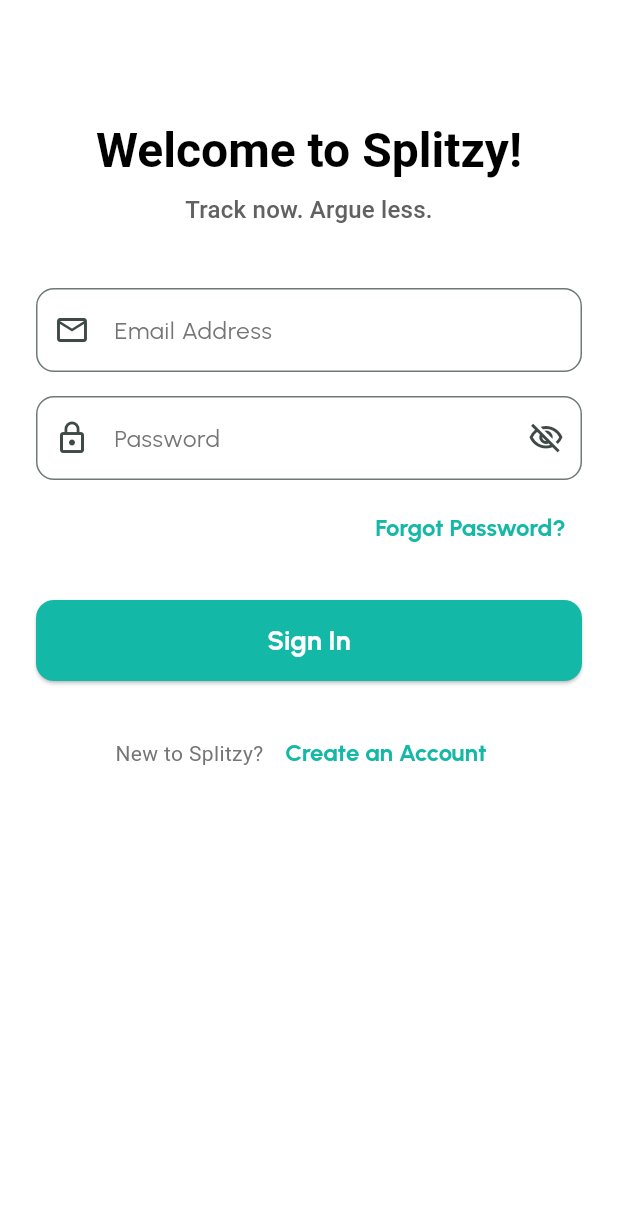
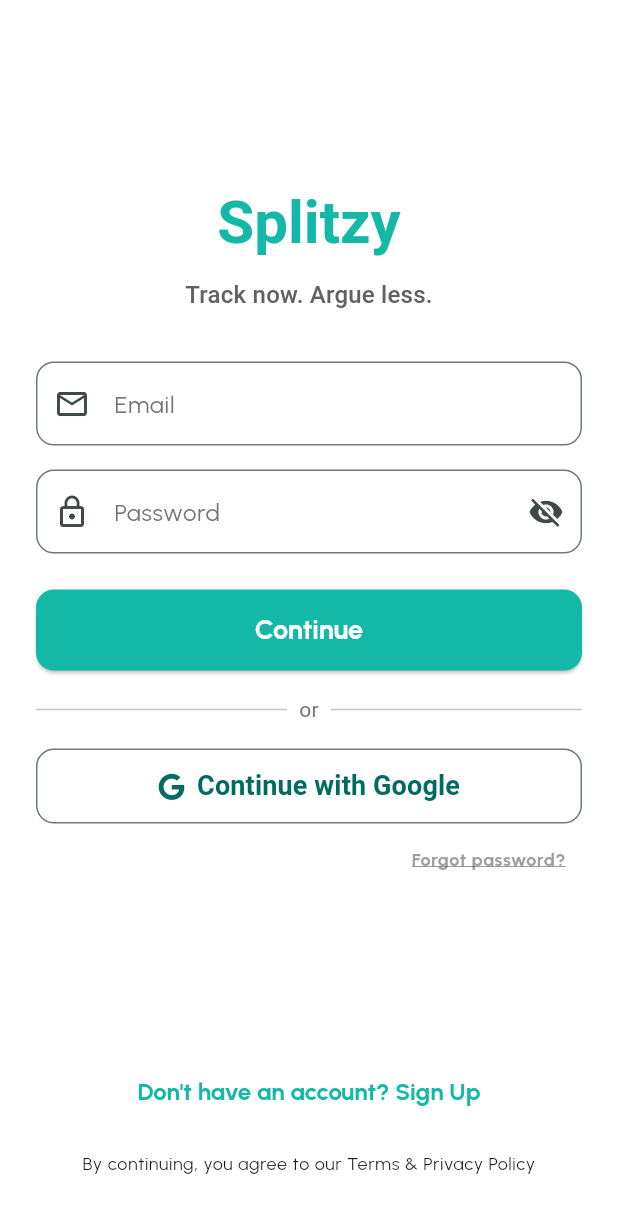
Before and after one commit to jsvelchez/myapp, a Flutter app: the screen it shows after launch, on a phone screen of 412 x 824 dp. Shown: the top 1213 px of the screen. Run offline on Flutter 3.47's test engine with Material 3 defaults, Android fonts, the light colour scheme and no system bars; our stand-ins replace firebase_auth, firebase_core, font_awesome_flutter, google_fonts; accounts and stored records are empty.

Commit message:
Changes: Unified Auth Screen

```diff
--- a/lib/main.dart
+++ b/lib/main.dart
@@ -1,6 +1,6 @@
 import 'package:flutter/material.dart';
 import 'package:firebase_core/firebase_core.dart';
-import 'package:myapp/screens/auth/login_screen.dart';
+import 'package:myapp/screens/auth/auth_screen.dart';
 import 'package:myapp/theme.dart';
 import 'firebase_options.dart';
 
--- /dev/null
+++ b/lib/screens/auth/auth_screen.dart
@@ -0,0 +1,195 @@
+import 'package:flutter/material.dart';
+import 'package:font_awesome_flutter/font_awesome_flutter.dart';
+import 'forgot_password_screen.dart';
+
+class LoginScreen extends StatefulWidget {
+  const LoginScreen({super.key});
+
+  @override
+  State<LoginScreen> createState() => _LoginScreenState();
+}
+
+class _LoginScreenState extends State<LoginScreen> {
+  bool _isSignUp = false;
+  final _formKey = GlobalKey<FormState>();
+  final _emailController = TextEditingController();
+  final _passwordController = TextEditingController();
+  final _confirmPasswordController = TextEditingController();
+
+  @override
+  Widget build(BuildContext context) {
+    return Scaffold(
+      body: LayoutBuilder(
+        builder: (context, constraints) {
+          return SingleChildScrollView(
+            child: ConstrainedBox(
+              constraints: BoxConstraints(
+                minHeight: constraints.maxHeight,
+              ),
+              child: IntrinsicHeight(
+                child: Padding(
+                  padding: const EdgeInsets.all(24.0),
+                  child: Form(
+                    key: _formKey,
+                    child: Column(
+                      mainAxisAlignment: MainAxisAlignment.center,
+                      crossAxisAlignment: CrossAxisAlignment.stretch,
+                      children: [
+                        const Spacer(),
+                        Text(
+                          'Splitzy',
+                          textAlign: TextAlign.center,
+                          style: Theme.of(context).textTheme.headlineLarge?.copyWith(
+                                color: Theme.of(context).primaryColor,
+                                fontSize: 40,
+                                fontWeight: FontWeight.bold,
+                              ),
+                        ),
+                        const SizedBox(height: 12),
+                        Text(
+                          'Track now. Argue less.',
+                          textAlign: TextAlign.center,
+                          style: Theme.of(context).textTheme.titleMedium,
+                        ),
+                        const SizedBox(height: 32),
+                        TextFormField(
+                          controller: _emailController,
+                          decoration: const InputDecoration(
+                            labelText: 'Email',
+                            prefixIcon: Icon(Icons.email_outlined),
+                          ),
+                          validator: (value) {
+                            if (value == null || value.isEmpty) {
+                              return 'Please enter your email';
+                            }
+                            return null;
+                          },
+                        ),
+                        const SizedBox(height: 16),
+                        TextFormField(
+                          controller: _passwordController,
+                          obscureText: true,
+                          decoration: const InputDecoration(
+                            labelText: 'Password',
+                            prefixIcon: Icon(Icons.lock_outline),
+                            suffixIcon: Icon(Icons.visibility_off),
+                          ),
+                          validator: (value) {
+                            if (value == null || value.isEmpty) {
+                              return 'Please enter your password';
+                            }
+                            return null;
+                          },
+                        ),
+                        if (_isSignUp)
+                          Padding(
+                            padding: const EdgeInsets.only(top: 16.0),
+                            child: TextFormField(
+                              controller: _confirmPasswordController,
+                              obscureText: true,
+                              decoration: const InputDecoration(
+                                labelText: 'Confirm Password',
+                                prefixIcon: Icon(Icons.lock_outline),
+                              ),
+                              validator: (value) {
+                                if (_isSignUp &&
+                                    (value == null ||
+                                        value.isEmpty ||
+                                        value != _passwordController.text)) {
+                                  return 'Passwords do not match';
+                                }
+                                return null;
+                              },
+                            ),
+                          ),
+                        const SizedBox(height: 24),
+                        ElevatedButton(
+                          onPressed: () {
+                            if (_formKey.currentState!.validate()) {
+                              // Handle login or signup
+                            }
+                          },
+                          child: Text(_isSignUp ? 'Sign Up' : 'Continue'),
+                        ),
+                        const SizedBox(height: 16),
+                        Row(
+                          children: [
+                            const Expanded(child: Divider()),
+                            Padding(
+                              padding: const EdgeInsets.symmetric(horizontal: 8.0),
+                              child: Text(
+                                'or',
+                                style: Theme.of(context).textTheme.bodyMedium,
+                              ),
+                            ),
+                            const Expanded(child: Divider()),
+                          ],
+                        ),
+                        const SizedBox(height: 16),
+                        OutlinedButton.icon(
+                          style: OutlinedButton.styleFrom(
+                            padding: const EdgeInsets.symmetric(vertical: 12),
+                            shape: RoundedRectangleBorder(
+                              borderRadius: BorderRadius.circular(12),
+                            ),
+                          ),
+                          onPressed: () {
+                            // Handle Google login
+                          },
+                          icon: const FaIcon(FontAwesomeIcons.google, size: 18),
+                          label: const Text('Continue with Google'),
+                        ),
+                        Row(
+                          mainAxisAlignment: MainAxisAlignment.end,
+                          children: [
+                            TextButton(
+                              onPressed: () {
+                                Navigator.push(
+                                  context,
+                                  MaterialPageRoute(builder: (context) => const ForgotPasswordScreen()),
+                                );
+                              },
+                              child: Text(
+                                'Forgot password?',
+                                style: Theme.of(context).textTheme.bodySmall?.copyWith(
+                                      color: Colors.grey,
+                                      decoration: TextDecoration.underline,
+                                      fontWeight: FontWeight.bold,
+                                    ),
+                              ),
+                            ),
+                          ],
+                        ),
+                        const Spacer(),
+                        const SizedBox(height: 8),
+                        TextButton(
+                          onPressed: () {
+                            setState(() {
+                              _isSignUp = !_isSignUp;
+                            });
+                          },
+                          child: Text(
+                            _isSignUp
+                                ? 'Already have an account? Sign In'
+                                : "Don't have an account? Sign Up",
+                          ),
+                        ),
+                        const SizedBox(height: 16),
+                        Text(
+                          'By continuing, you agree to our Terms & Privacy Policy',
+                          textAlign: TextAlign.center,
+                          style: Theme.of(context).textTheme.bodySmall,
+                        ),
+                        const SizedBox(height: 16),
+                      ],
+                    ),
+                  ),
+                ),
+              ),
+            ),
+          );
+        },
+      ),
+    );
+  }
+}
--- a/lib/screens/auth/login_screen.dart
+++ /dev/null
@@ -1,175 +0,0 @@
-import 'package:flutter/material.dart';
-import 'package:firebase_auth/firebase_auth.dart';
-import 'package:myapp/screens/auth/forgot_password_screen.dart';
-import 'package:myapp/screens/auth/signup_screen.dart';
-
-// Placeholder for the home screen to avoid import errors
-class HomeScreen extends StatelessWidget {
-  const HomeScreen({super.key});
-
-  @override
-  Widget build(BuildContext context) {
-    return Scaffold(
-      appBar: AppBar(
-        title: const Text('Home'),
-      ),
-      body: const Center(
-        child: Text('Welcome! You are logged in.'),
-      ),
-    );
-  }
-}
-
-class LoginScreen extends StatefulWidget {
-  const LoginScreen({super.key});
-
-  @override
-  LoginScreenState createState() => LoginScreenState();
-}
-
-class LoginScreenState extends State<LoginScreen> {
-  final _emailController = TextEditingController();
-  final _passwordController = TextEditingController();
-  bool _loading = false;
-  String? _error;
-  bool _obscurePassword = true;
-
-  Future<void> _login() async {
-    setState(() {
-      _loading = true;
-      _error = null;
-    });
-
-    try {
-      if (!mounted) return;
-
-      await FirebaseAuth.instance.signInWithEmailAndPassword(
-        email: _emailController.text.trim(),
-        password: _passwordController.text.trim(),
-      );
-
-      if (mounted) {
-        Navigator.pushReplacement(
-          context,
-          MaterialPageRoute(builder: (_) => const HomeScreen()),
-        );
-      }
-    } on FirebaseAuthException {
-      if (mounted) {
-        setState(() {
-          _error = 'Invalid credentials. Please check your email or password.';
-        });
-      }
-    } finally {
-      if (mounted) {
-        setState(() {
-          _loading = false;
-        });
-      }
-    }
-  }
-
-  @override
-  Widget build(BuildContext context) {
-    final textTheme = Theme.of(context).textTheme;
-    final colorScheme = Theme.of(context).colorScheme;
-
-    return Scaffold(
-      body: SafeArea(
-        child: SingleChildScrollView(
-          padding: const EdgeInsets.symmetric(horizontal: 24.0),
-          child: Column(
-            crossAxisAlignment: CrossAxisAlignment.stretch,
-            children: [
-              const SizedBox(height: 80),
-              Text(
-                'Welcome to Splitzy!',
-                textAlign: TextAlign.center,
-                style: textTheme.headlineLarge,
-              ),
-              const SizedBox(height: 8),
-              Text(
-                "Track now. Argue less.",
-                textAlign: TextAlign.center,
-                style: textTheme.titleMedium,
-              ),
-              const SizedBox(height: 40),
-              TextField(
-                controller: _emailController,
-                decoration: const InputDecoration(
-                  labelText: 'Email Address',
-                  prefixIcon: Icon(Icons.email_outlined),
-                ),
-                keyboardType: TextInputType.emailAddress,
-              ),
-              const SizedBox(height: 16),
-              TextField(
-                controller: _passwordController,
-                obscureText: _obscurePassword,
-                decoration: InputDecoration(
-                  labelText: 'Password',
-                  prefixIcon: const Icon(Icons.lock_outline),
-                  suffixIcon: IconButton(
-                    icon: Icon(
-                      _obscurePassword ? Icons.visibility_off_outlined : Icons.visibility_outlined,
-                    ),
-                    onPressed: () {
-                      setState(() {
-                        _obscurePassword = !_obscurePassword;
-                      });
-                    },
-                  ),
-                ),
-              ),
-              const SizedBox(height: 8),
-              Align(
-                alignment: Alignment.centerRight,
-                child: TextButton(
-                  onPressed: () {
-                    Navigator.push(
-                      context,
-                      MaterialPageRoute(builder: (_) => const ForgotPasswordScreen()),
-                    );
-                  },
-                  child: const Text('Forgot Password?'),
-                ),
-              ),
-              if (_error != null)
-                Padding(
-                  padding: const EdgeInsets.only(top: 8.0),
-                  child: Text(
-                    _error!,
-                    style: textTheme.bodyMedium?.copyWith(color: colorScheme.error),
-                    textAlign: TextAlign.center,
-                  ),
-                ),
-              const SizedBox(height: 24),
-              ElevatedButton(
-                onPressed: _loading ? null : _login,
-                child: _loading
-                    ? const CircularProgressIndicator(color: Colors.white)
-                    : const Text('Sign In'),
-              ),
-              const SizedBox(height: 24),
-              Row(
-                mainAxisAlignment: MainAxisAlignment.center,
-                children: [
-                  Text("New to Splitzy? ", style: textTheme.bodyMedium),
-                  TextButton(
-                    onPressed: () {
-                      Navigator.push(
-                        context,
-                        MaterialPageRoute(builder: (_) => const SignUpScreen()),
-                      );
-                    },
-                    child: const Text('Create an Account'),
-                  ),
-                ],
-              ),
-            ],
-          ),
-        ),
-      ),
-    );
-  }
-}
--- a/pubspec.yaml
+++ b/pubspec.yaml
@@ -14,6 +14,7 @@
   firebase_core: ^3.2.0
   firebase_auth: ^5.1.2
   google_fonts: ^8.0.2
+  font_awesome_flutter: ^11.0.0
 
 dev_dependencies:
   flutter_test:
@@ -23,3 +24,5 @@
 
 flutter:
   uses-material-design: true
+  assets:
+    - assets/images/
```
Also changed, not shown: lib/screens/auth/signup_screen.dart (deleted, +0 -166 lines), pubspec.lock.
